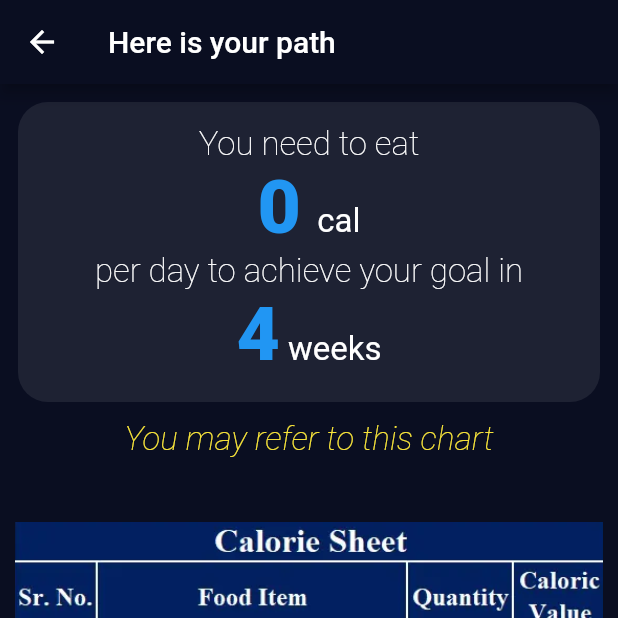
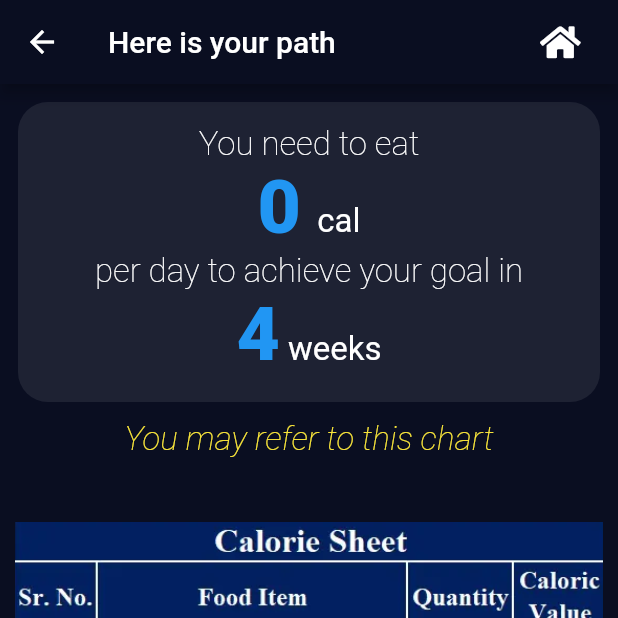
Before and after one commit to vsinha312/healthify, a Flutter app: the FinalResult screen opened directly with empty values, on a phone screen of 412 x 824 dp, the top half of it. Run offline on Flutter 3.47's test engine with Material 2 defaults, Android fonts, the phone set to English and light mode, and no system bars; our stand-ins replace cloud_firestore, firebase_auth, font_awesome_flutter, google_sign_in, rflutter_alert; accounts and stored records are empty.

```diff
--- a/lib/screens/final_result.dart
+++ b/lib/screens/final_result.dart
@@ -1,6 +1,8 @@
 import 'package:flutter/material.dart';
+import 'package:font_awesome_flutter/font_awesome_flutter.dart';
 import 'package:healthify/components/reusable_card.dart';
 import 'package:healthify/constants.dart';
+import 'home_screen.dart';
 import 'pre_final.dart';
 
 class FinalResult extends StatelessWidget {
@@ -10,7 +12,18 @@ class FinalResult extends StatelessWidget {
   Widget build(BuildContext context) {
     return Scaffold(
       appBar: AppBar(
-        title: Text('Here is your path'),
+        title: Row(
+          mainAxisAlignment: MainAxisAlignment.spaceBetween,
+          children: <Widget>[
+            Text('Here is your path'),
+            IconButton(
+              icon: Icon(FontAwesomeIcons.home),
+              onPressed: () {
+                Navigator.pushNamed(context, HomeScreen.id);
+              },
+            )
+          ],
+        ),
       ),
       body: Column(
         crossAxisAlignment: CrossAxisAlignment.stretch,
--- a/lib/screens/results_page.dart
+++ b/lib/screens/results_page.dart
@@ -171,3 +171,4 @@ class ResultsPage extends StatelessWidget {
     );
   }
 }
+/////
```
Also changed, not shown: 1 other file.
